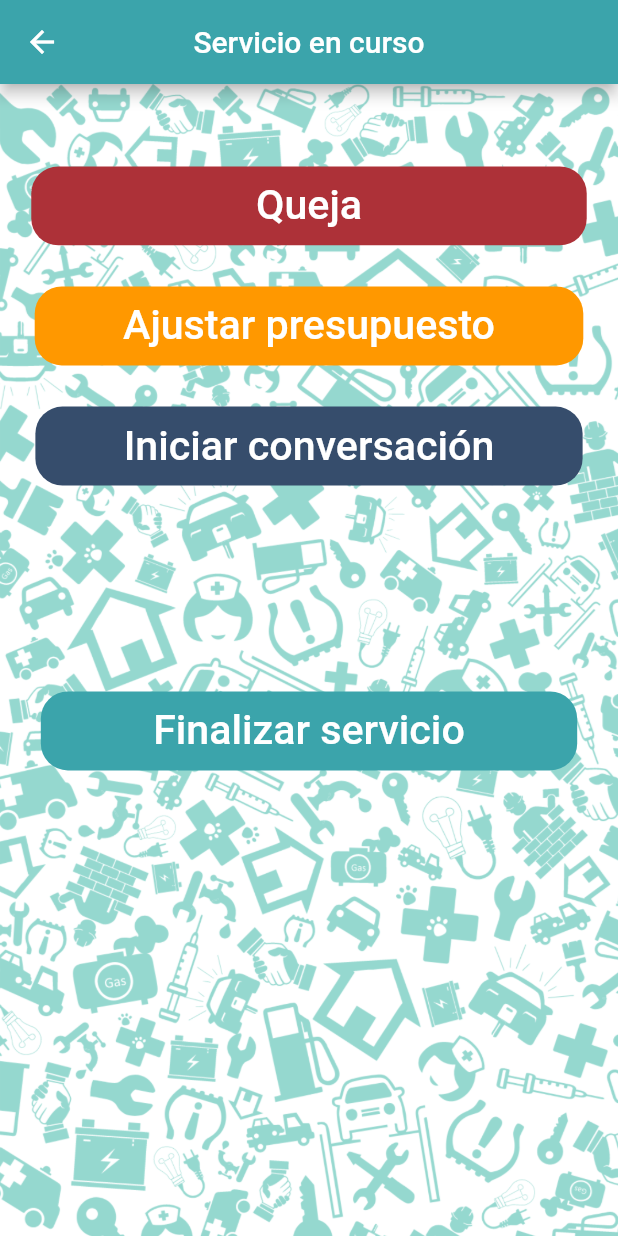
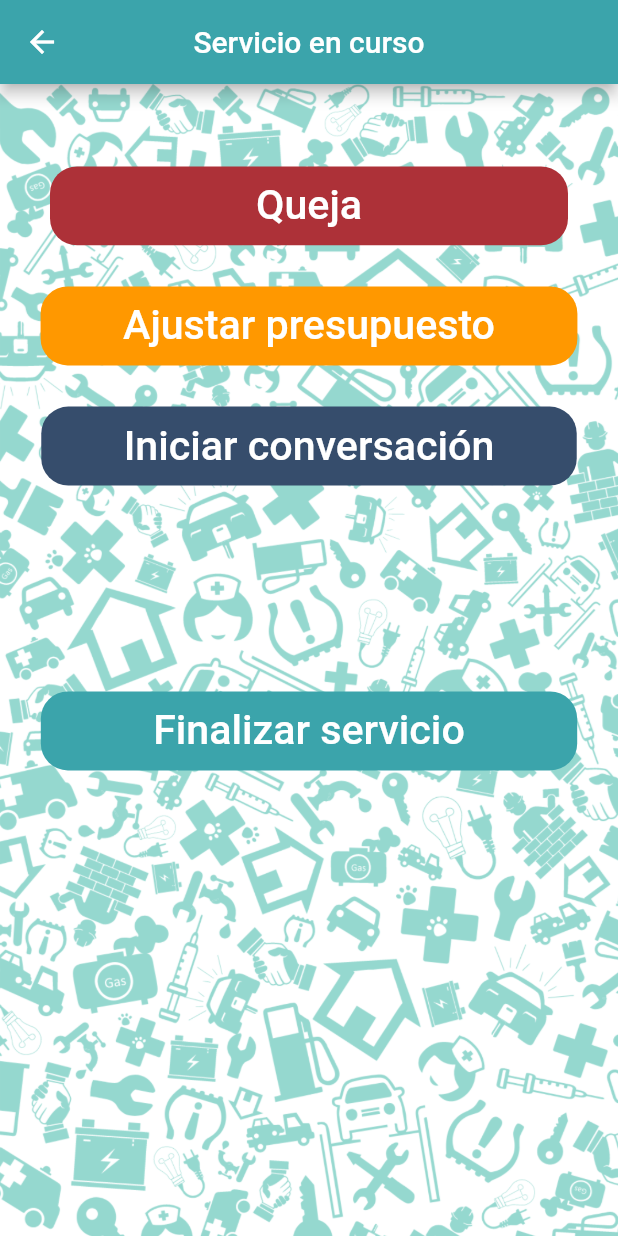
Before and after one commit to JoseBZ29/MR, a Flutter app: the ServicioEnCursoCotPage screen opened by its route, on a phone screen of 412 x 824 dp. Run offline on Flutter 3.47's test engine with Material 2 defaults, Android fonts, the phone set to English and light mode, and no system bars; our stand-ins replace awesome_dialog, cached_network_image, carousel_pro, cloud_firestore, firebase_auth, firebase_storage and 15 more; missing offline and left inert: email_launcher, flutter_chat, flutter_country_picker, flutter_webview_plugin, google_map_location_picker, mailer and 1 more; accounts and stored records are empty.

Commit message:
ultimos cambios de diseño a los botones

```diff
--- a/lib/screens/QRpage.dart
+++ b/lib/screens/QRpage.dart
@@ -181,8 +181,8 @@
             padding: EdgeInsets.only(
                 top: MediaQuery.of(context).size.width / 30,
                 bottom: MediaQuery.of(context).size.width / 30,
-                left: MediaQuery.of(context).size.height / 6,
-                right: MediaQuery.of(context).size.height / 6),
+                left: MediaQuery.of(context).size.height / 7,
+                right: MediaQuery.of(context).size.height / 7),
             color: Color.fromRGBO(59, 164, 171, 1),
             onPressed: () {
               validar();
--- a/lib/screens/QRpageCotizacion.dart
+++ b/lib/screens/QRpageCotizacion.dart
@@ -175,8 +175,8 @@
             padding: EdgeInsets.only(
                 top: MediaQuery.of(context).size.width / 30,
                 bottom: MediaQuery.of(context).size.width / 30,
-                left: MediaQuery.of(context).size.height / 6,
-                right: MediaQuery.of(context).size.height / 6),
+                left: MediaQuery.of(context).size.height / 7,
+                right: MediaQuery.of(context).size.height / 7),
             color: Color.fromRGBO(59, 164, 171, 1),
             onPressed: () {
               validar();
--- a/lib/screens/QRpageFinalizar.dart
+++ b/lib/screens/QRpageFinalizar.dart
@@ -168,8 +168,8 @@
             padding: EdgeInsets.only(
                 top: MediaQuery.of(context).size.width / 30,
                 bottom: MediaQuery.of(context).size.width / 30,
-                left: MediaQuery.of(context).size.height / 6,
-                right: MediaQuery.of(context).size.height / 6),
+                left: MediaQuery.of(context).size.height / 7,
+                right: MediaQuery.of(context).size.height / 7),
             color: Color.fromRGBO(59, 164, 171, 1),
             onPressed: () {
               validar();
--- a/lib/screens/QRpageFinalizarCot.dart
+++ b/lib/screens/QRpageFinalizarCot.dart
@@ -164,8 +164,8 @@
             padding: EdgeInsets.only(
                 top: MediaQuery.of(context).size.width / 30,
                 bottom: MediaQuery.of(context).size.width / 30,
-                left: MediaQuery.of(context).size.height / 6,
-                right: MediaQuery.of(context).size.height / 6),
+                left: MediaQuery.of(context).size.height / 7,
+                right: MediaQuery.of(context).size.height / 7),
             color: Color.fromRGBO(59, 164, 171, 1),
             onPressed: () {
               validar();
--- a/lib/screens/QRpageFinalizarPresupuesto.dart
+++ b/lib/screens/QRpageFinalizarPresupuesto.dart
@@ -164,8 +164,8 @@
             padding: EdgeInsets.only(
                 top: MediaQuery.of(context).size.width / 30,
                 bottom: MediaQuery.of(context).size.width / 30,
-                left: MediaQuery.of(context).size.height / 6,
-                right: MediaQuery.of(context).size.height / 6),
+                left: MediaQuery.of(context).size.height / 7,
+                right: MediaQuery.of(context).size.height / 7),
             color: Color.fromRGBO(59, 164, 171, 1),
             onPressed: () {
               validar();
--- a/lib/screens/QRpagePresupuesto.dart
+++ b/lib/screens/QRpagePresupuesto.dart
@@ -181,8 +181,8 @@
             padding: EdgeInsets.only(
                 top: MediaQuery.of(context).size.width / 30,
                 bottom: MediaQuery.of(context).size.width / 30,
-                left: MediaQuery.of(context).size.height / 6,
-                right: MediaQuery.of(context).size.height / 6),
+                left: MediaQuery.of(context).size.height / 7,
+                right: MediaQuery.of(context).size.height / 7),
             color: Color.fromRGBO(59, 164, 171, 1),
             onPressed: () {
               validar();
--- a/lib/screens/servicioEnCursoPageCot.dart
+++ b/lib/screens/servicioEnCursoPageCot.dart
@@ -110,8 +110,8 @@
                   padding: EdgeInsets.only(
                       top: MediaQuery.of(context).size.height / 80,
                       bottom: MediaQuery.of(context).size.height / 80,
-                      left: MediaQuery.of(context).size.height / 5.5,
-                      right: MediaQuery.of(context).size.height / 5.5),
+                      left: MediaQuery.of(context).size.height / 6,
+                      right: MediaQuery.of(context).size.height / 6),
                   shape: RoundedRectangleBorder(
                       borderRadius: BorderRadius.circular(18.0)),
                   color: Color.fromRGBO(173, 49, 56, 1),
@@ -136,8 +136,8 @@
                   padding: EdgeInsets.only(
                       top: MediaQuery.of(context).size.height / 80,
                       bottom: MediaQuery.of(context).size.height / 80,
-                      left: MediaQuery.of(context).size.height / 14,
-                      right: MediaQuery.of(context).size.height / 14),
+                      left: MediaQuery.of(context).size.height / 15,
+                      right: MediaQuery.of(context).size.height / 15),
                   shape: RoundedRectangleBorder(
                       borderRadius: BorderRadius.circular(18.0)),
                   color: Colors.orange,
@@ -174,8 +174,8 @@
                   padding: EdgeInsets.only(
                       top: MediaQuery.of(context).size.height / 80,
                       bottom: MediaQuery.of(context).size.height / 80,
-                      left: MediaQuery.of(context).size.height / 14,
-                      right: MediaQuery.of(context).size.height / 14),
+                      left: MediaQuery.of(context).size.height / 15,
+                      right: MediaQuery.of(context).size.height / 15),
                   shape: RoundedRectangleBorder(
                       borderRadius: BorderRadius.circular(18.0)),
                   color: Color.fromRGBO(54, 77, 108, 1),
```
Also changed, not shown: lib/screens/servicioEnCursoPage.dart (+6 -6 lines), lib/screens/servicioEnCursoPagePresupuesto.dart (+6 -6 lines), 2 other files.
